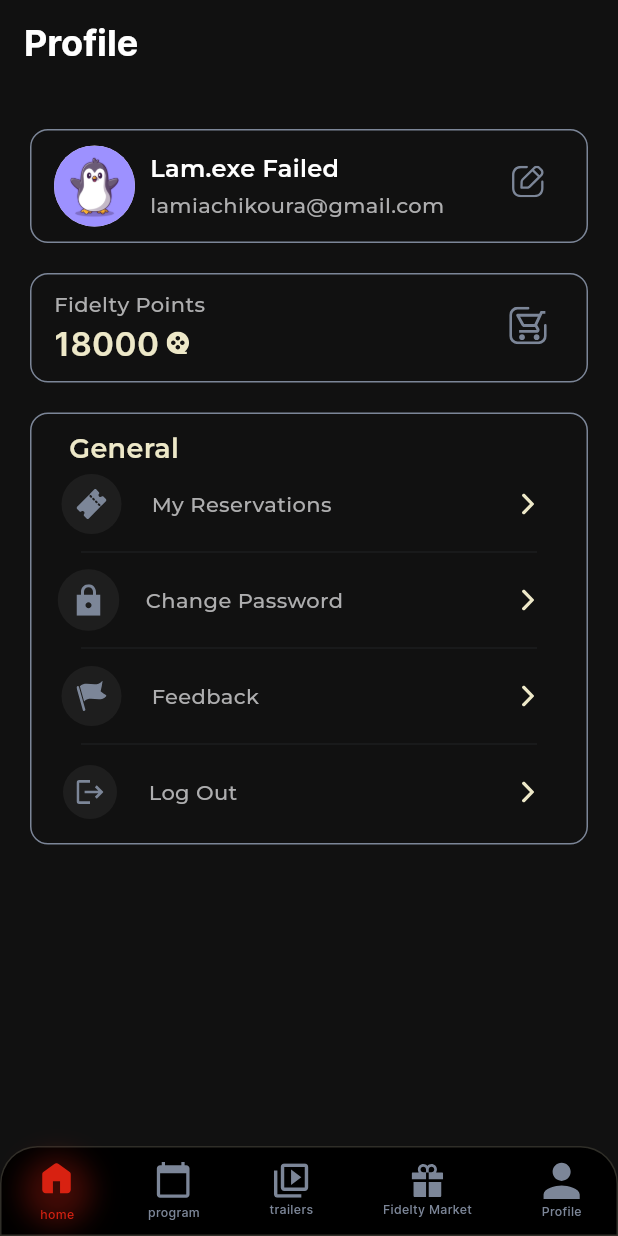
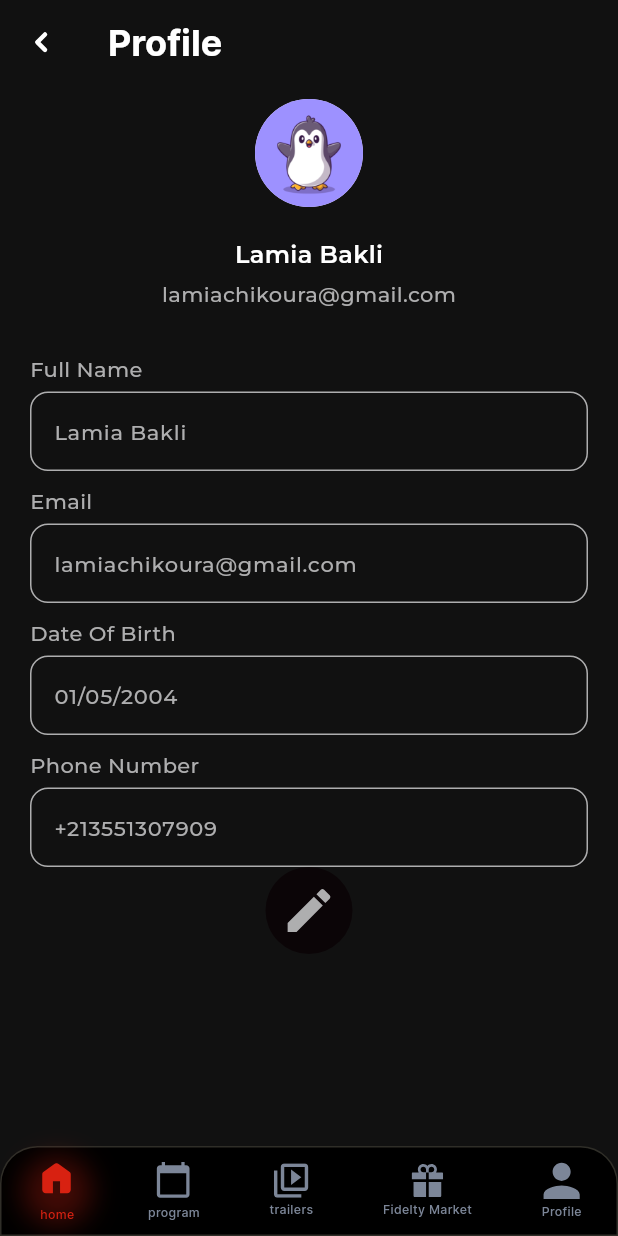
Before and after one commit to OucheneMohamedNourElIslem658/kinema, a Flutter app: the screen it shows after launch, on a phone screen of 412 x 824 dp. Run offline on Flutter 3.47's test engine with Material 3 defaults, Android fonts, the phone set to English and light mode, and no system bars; our stand-ins replace carousel_slider, chewie, flutter_svg, get, go_router, video_player.

Commit message:
finish front like pros ;)

```diff
--- a/lib/commun/constents/text_styles.dart
+++ b/lib/commun/constents/text_styles.dart
@@ -196,4 +196,9 @@ class TextStyles {
     fontFamily: _montserratSemiBold,
     color: CustomColors.white,
   );
+  static TextStyle style38 = const TextStyle(
+    fontSize: 12,
+    fontFamily: _montserrat,
+    color: CustomColors.greyText3,
+  );
 }
--- a/lib/commun/utils/naviation.dart
+++ b/lib/commun/utils/naviation.dart
@@ -6,6 +6,7 @@ import 'package:kinema/features/fidelity/screens/fidelity_market.dart';
 import 'package:kinema/features/fidelity/screens/invoice.dart';
 import 'package:kinema/features/movies/screens/movie_selected.dart';
 import 'package:kinema/features/movies/screens/movies.dart';
+import 'package:kinema/features/profile/screens/profile.dart';
 import 'package:kinema/features/profile/screens/profile_settings.dart';
 import 'package:kinema/features/program/screens/program.dart';
 import 'package:kinema/features/reservations/screens/seat_choice.dart';
@@ -37,6 +38,10 @@ class CustomNavigation {
 
   static final _rootNavigatorProfile = GlobalKey<NavigatorState>(
     debugLabel: 'shellProfile'
+  );
+
+  static final _rootNavigatorProfileSettings = GlobalKey<NavigatorState>(
+    debugLabel: 'shellProfileSettings'
   );
 
   static final _rootNavigatorMovie = GlobalKey<NavigatorState>(
@@ -119,11 +124,11 @@ class CustomNavigation {
             ]
           ),
           StatefulShellBranch(
-            navigatorKey: _rootNavigatorProfile,
+            navigatorKey: _rootNavigatorProfileSettings,
             routes: [
               GoRoute(
-                path: '/profile',
-                name: 'Profile',
+                path: '/profileSettings',
+                name: 'ProfileSettings',
                 builder: (context, state) {
                   return ProfileSettingsScreen(
                     key: state.pageKey,
@@ -174,6 +179,20 @@ class CustomNavigation {
               )
             ]
           ),
+          StatefulShellBranch(
+            navigatorKey: _rootNavigatorProfile,
+            routes: [
+              GoRoute(
+                path: '/profile',
+                name: 'Profile',
+                builder: (context, state) {
+                  return ProfileScreen(
+                    key: state.pageKey,
+                  );
+                },
+              )
+            ]
+          ),
         ]
       ),
       GoRoute(
--- a/lib/features/auth/screens/birth_day.dart
+++ b/lib/features/auth/screens/birth_day.dart
@@ -1,7 +1,7 @@
 import 'package:flutter/material.dart';
 import 'package:flutter_svg/svg.dart';
 import 'package:go_router/go_router.dart';
-import '../widgets/custom_cupertino_date_picker.dart';
+import '../../../commun/widgets/custom_cupertino_date_picker.dart';
 import '/features/auth/widgets/background.dart';
 import '../../../commun/widgets/custom_elevated_button.dart';
 
--- /dev/null
+++ b/lib/features/profile/controllers/profile_form.dart
@@ -0,0 +1,88 @@
+import 'package:flutter/material.dart';
+import 'package:flutter/widgets.dart';
+import 'package:get/get.dart';
+
+class ProfileFormController extends GetxController {
+  late TextEditingController nameController,emailController,phoneController,dateOfBirthController;
+  late GlobalKey<FormState> formKey;
+  bool enableForm = false;
+
+  void initialiseForm(){
+    nameController = TextEditingController(text: 'Lamia Bakli');
+    emailController = TextEditingController(text: 'lamiachikoura@gmail.com');
+    dateOfBirthController = TextEditingController(text: '01/05/2004');
+    phoneController = TextEditingController(text: '+213551307909');
+    formKey = GlobalKey<FormState>();
+  }
+
+  @override
+  void onInit() {
+    initialiseForm();
+    super.onInit();
+  }
+
+  String? nameValidation() {
+    final name = nameController.text.trim();
+    if (name.isEmpty) {
+      return 'Name is required.';
+    } else if (!RegExp(r'^[a-zA-Z ]+$').hasMatch(name)) {
+      return 'Invalid characters in the name. Only alphabetic characters and spaces are allowed.';
+    }
+    return null;
+  }
+
+  String? phoneNumberValidation() {
+    final phoneNumber = phoneController.text.trim();
+    final isPhoneValidated = RegExp(r'^\+[1-9]\d{1,14}$').hasMatch(phoneNumber);
+    if (isPhoneValidated || phoneNumber == '') {
+      return null;
+    }
+    return 'Invalid phone number';
+  }
+
+  String? emailValidation() {
+    final isValidated = GetUtils.isEmail(emailController.text);
+    final isEmailValidated = isValidated;
+    update();
+    if (isEmailValidated || emailController.text.trim() == '') {
+      return null;
+    }
+    return 'Invalid email';
+  }
+
+  DateTime formatDateOfBirth(){
+    final date = dateOfBirthController.text.split('/');
+    return DateTime(int.parse(date[2]),int.parse(date[1]),int.parse(date[0]));
+  }
+
+  String formateDateToString(DateTime date){
+    return '${date.day}/${date.month}/${date.year}';
+  }
+
+  void changeDateOfBirth(DateTime date){
+    dateOfBirthController.text = formateDateToString(date);
+    update();
+  }
+
+  void editForm(){
+    enableForm = true;
+    update();
+  }
+
+  bool validateForm(){
+    final isValid = formKey.currentState!.validate();
+    if(isValid){
+      formKey.currentState!.save();
+      enableForm = false;
+      update();
+      return true;
+    }
+    return false;
+  }
+
+  void cancelEdit(){
+    initialiseForm();
+    enableForm = false;
+    update();
+  }
+}
--- /dev/null
+++ b/lib/features/profile/screens/profile.dart
@@ -0,0 +1,75 @@
+import 'package:flutter/material.dart';
+import 'package:flutter_svg/svg.dart';
+import 'package:get/get.dart';
+
+import '/features/profile/controllers/profile_form.dart';
+import '../widgets/edit_profile_form.dart';
+import '/commun/constents/colors.dart';
+import '/commun/constents/text_styles.dart';
+import '/commun/widgets/vertical_scroll_behaviour.dart';
+import '/features/reservations/widgets/custom_appbar.dart';
+
+class ProfileScreen extends StatelessWidget {
+  const ProfileScreen({super.key});
+
+  @override
+  Widget build(BuildContext context) {
+    final formController = Get.put(ProfileFormController());
+
+    return GetBuilder<ProfileFormController>(
+      builder: (_) {
+        return Scaffold(
+          backgroundColor: CustomColors.black2,
+          appBar: customAppBar(
+            title: 'Profile',
+            showTitle: true,
+            actions: [
+              formController.enableForm
+              ? IconButton(
+                onPressed: () => formController.cancelEdit(),
+                icon: SvgPicture.asset(
+                  'assets/icons/delete.svg',
+                  // ignore: deprecated_member_use
+                  color: CustomColors.white,
+                )
+              )
+              : const SizedBox()
+            ]
+          ),
+
+          body: Center(
+            child: Padding(
+              padding: const EdgeInsets.symmetric(horizontal: 20),
+              child: VerticalScrollBehaviour(
+                child: Column(
+                  children: [
+                    const SizedBox(height: 10),
+                    const SizedBox(
+                      height: 72,
+                      width: 72,
+                      child: CircleAvatar(
+                        backgroundImage: AssetImage('assets/images/avatar3.png'),
+                      ),
+                    ),
+                    const SizedBox(height: 20),
+                    Text(
+                      formController.nameController.text,
+                      style: TextStyles.style34,
+                    ),
+                    const SizedBox(height: 5),
+                    Text(
+                      formController.emailController.text,
+                      style: TextStyles.style35,
+                    ),
+                    const SizedBox(height: 30),
+                    const EditProfileFrom(),
+                  ],
+                ),
+              ),
+            ),
+          ),
+        );
+      }
+    );
+  }
+}
--- /dev/null
+++ b/lib/features/profile/widgets/edit_profile_form.dart
@@ -0,0 +1,233 @@
+import 'package:flutter/material.dart';
+import 'package:flutter_svg/svg.dart';
+import 'package:get/get.dart';
+
+import '../../../commun/constents/colors.dart';
+import '../../../commun/constents/text_styles.dart';
+import '../../../commun/widgets/custom_cupertino_date_picker.dart';
+import '../../../commun/widgets/custom_elevated_button.dart';
+import '../../../commun/widgets/custom_icon_button.dart';
+import '../controllers/profile_form.dart';
+
+class EditProfileFrom extends StatelessWidget {
+  const EditProfileFrom({
+    super.key,
+  });
+
+  @override
+  Widget build(BuildContext context) {
+    final formController = Get.put(ProfileFormController());
+
+    return GetBuilder<ProfileFormController>(
+      builder: (_) {
+        return Form(
+          key: formController.formKey,
+          child: Expanded(
+            child: Column(
+              children: [
+                CustomTextField(
+                  label: 'Full Name',
+                  controller: formController.nameController,
+                  validator: (_) => formController.nameValidation(),
+                  enabled: formController.enableForm,
+                ),
+                const SizedBox(height: 10),
+                CustomTextField(
+                  label: 'Email',
+                  controller: formController.emailController,
+                  validator: (_) => formController.emailValidation(),
+                  enabled: formController.enableForm,
+                ),
+                const SizedBox(height: 10),
+                GestureDetector(
+                  onTap: formController.enableForm
+                    ? () => showDialog(
+                      context: context,
+                      builder: (context) => DateOfBirthDialog(formController: formController),
+                    )
+                    : null,
+                  child: CustomTextField(
+                    label: 'Date Of Birth',
+                    controller: formController.dateOfBirthController,
+                  ),
+                ),
+                const SizedBox(height: 10),
+                CustomTextField(
+                  label: 'Phone Number',
+                  controller: formController.phoneController,
+                  validator: (_) => formController.phoneNumberValidation(),
+                  enabled: formController.enableForm,
+                ),
+                const Spacer(),
+                !formController.enableForm
+                ? CustomIconButton(
+                  onPressed: () => formController.editForm(),
+                  backgroundColor: CustomColors.black3,
+                  padding: const EdgeInsets.all(10),
+                  child: SvgPicture.asset('assets/icons/edit2.svg')
+                )
+                : CustomElevatedButton(
+                  onPressed: () => formController.validateForm(),
+                  padding: const EdgeInsets.symmetric(horizontal: 40,vertical: 16),
+                  child: Text(
+                    'Save Changes',
+                    style: TextStyles.style5.copyWith(
+                      color: CustomColors.primaryBej
+                    ),
+                  )
+                ),
+                const Spacer(),
+                const SizedBox(height: 70)
+              ],
+            ),
+          )
+        );
+      }
+    );
+  }
+}
+
+class DateOfBirthDialog extends StatefulWidget {
+  const DateOfBirthDialog({
+    super.key,
+    required this.formController,
+  });
+
+  final ProfileFormController formController;
+
+  @override
+  State<DateOfBirthDialog> createState() => _DateOfBirthDialogState();
+}
+
+class _DateOfBirthDialogState extends State<DateOfBirthDialog> {
+  late DateTime currentDate;
+  @override
+  void initState() {
+    currentDate = widget.formController.formatDateOfBirth();
+    super.initState();
+  }
+  @override
+  Widget build(BuildContext context) {
+    return Center(
+      child: Container(
+        margin: const EdgeInsets.symmetric(horizontal: 20),
+        padding: const EdgeInsets.all(10),
+        decoration: BoxDecoration(
+          borderRadius: BorderRadius.circular(12),
+          color: CustomColors.black3
+        ),
+        child: Column(
+          mainAxisAlignment: MainAxisAlignment.center,
+          mainAxisSize: MainAxisSize.min,
+          crossAxisAlignment: CrossAxisAlignment.start,
+          children: [
+            Padding(
+              padding: const EdgeInsets.only(left: 10),
+              child: Text(
+                'Enter your date of birth :',
+                style: TextStyles.style5,
+              ),
+            ),
+            const SizedBox(height: 20),
+            SizedBox(
+              height: 140,
+              child: Stack(
+                children: [
+                  Positioned(
+                    top: -1000,
+                    left: 0,
+                    right: 0,
+                    bottom: -1000,
+                    child: CustomCupertinoDatePicker(
+                      initialDate: widget.formController.formatDateOfBirth(),
+                      onDateChanged: (p0) {
+                        currentDate = p0;
+                      },
+                    )
+                  ),
+                ],
+              ),
+            ),
+            const SizedBox(height: 30),
+            Center(
+              child: CustomElevatedButton(
+                onPressed: () {
+                  widget.formController.changeDateOfBirth(currentDate);
+                  Navigator.of(context).pop();
+                },
+                padding: const EdgeInsets.symmetric(horizontal: 40,vertical: 16),
+                child: Text(
+                  'Save',
+                  style: TextStyles.style5,
+                )
+              ),
+            )
+          ],
+        )
+      ),
+    );
+  }
+}
+
+class CustomTextField extends StatelessWidget {
+  const CustomTextField({
+    super.key,
+    required this.controller,
+    required this.label,
+    this.enabled = false,
+    this.validator,
+  });
+
+  final TextEditingController controller;
+  final String label;
+  final bool enabled;
+  final String? Function(String?)? validator;
+
+
+  @override
+  Widget build(BuildContext context) {
+    var outlineInputBorder = OutlineInputBorder(
+      borderSide: const BorderSide(
+        color: CustomColors.greyText3,
+      ),
+      borderRadius: BorderRadius.circular(12)
+    );
+
+    return Column(
+      crossAxisAlignment: CrossAxisAlignment.start,
+      children: [
+        Text(
+          label,
+          style: TextStyles.style35,
+        ),
+        const SizedBox(height: 5),
+        TextFormField(
+          controller: controller,
+          cursorColor: CustomColors.greyText1,
+          style : TextStyles.style35,
+          enabled: enabled,
+          validator: validator,
+          decoration: InputDecoration(
+            enabledBorder: outlineInputBorder,
+            focusedBorder: outlineInputBorder.copyWith(
+              borderSide: const BorderSide(
+                color: CustomColors.primaryBej
+              )
+            ),
+            errorBorder: outlineInputBorder.copyWith(
+              borderSide: const BorderSide(
+                color: CustomColors.primaryRed
+              )
+            ),
+            focusedErrorBorder: outlineInputBorder.copyWith(
+              borderSide: const BorderSide(
+                color: CustomColors.primaryRed
+              )
+            ),
+            disabledBorder: outlineInputBorder,
+          ),
+        )
+      ],
+    );
+  }
+}
```
Also changed, not shown: lib/commun/widgets/custom_cupertino_date_picker.dart (renamed from lib/features/auth/widgets/custom_cupertino_date_picker.dart, +13 -11 lines), assets/icons/edit2.svg (added).
